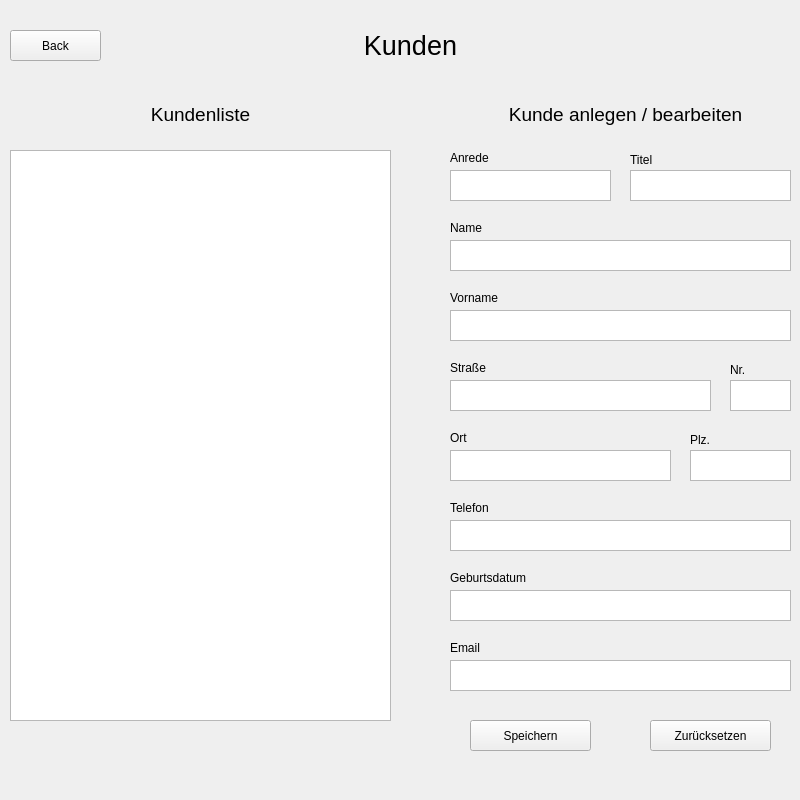
The window that overviewkunde.ui (luis-we/SchulaufgabePRO) describes before a commit, drawn with Qt 5.
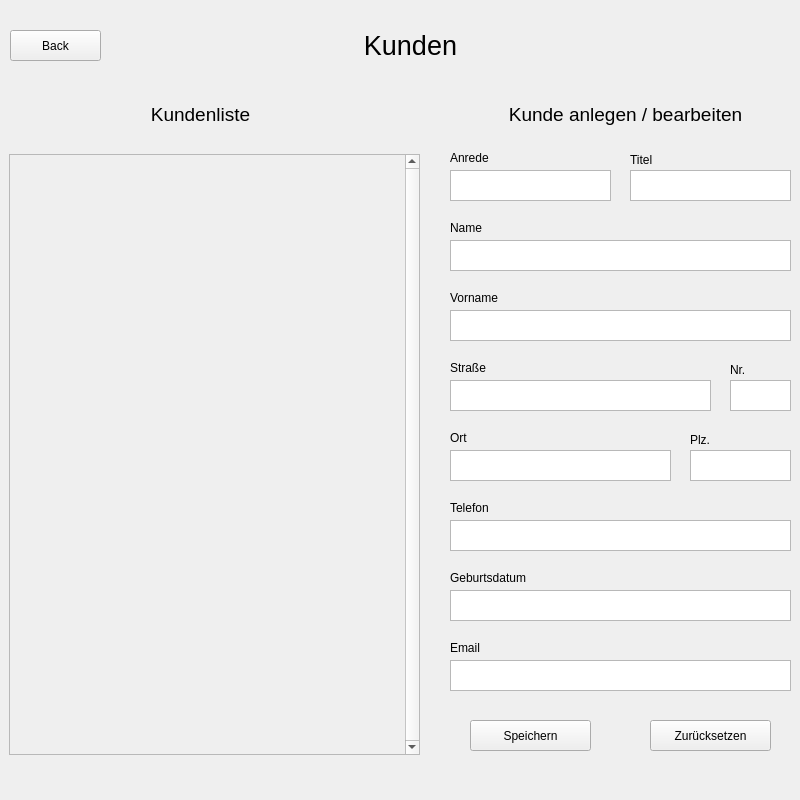
The same window after the commit.

Commit message: added scroll area test

```diff
--- a/overviewkunde.ui
+++ b/overviewkunde.ui
@@ -50,16 +50,6 @@
     <set>Qt::AlignCenter</set>
    </property>
   </widget>
-  <widget class="QListView" name="listView">
-   <property name="geometry">
-    <rect>
-     <x>10</x>
-     <y>150</y>
-     <width>381</width>
-     <height>571</height>
-    </rect>
-   </property>
-  </widget>
   <widget class="QTextBrowser" name="salutation">
    <property name="geometry">
     <rect>
@@ -381,6 +371,35 @@
     </rect>
    </property>
   </widget>
+  <widget class="QScrollArea" name="scrollArea">
+   <property name="geometry">
+    <rect>
+     <x>9</x>
+     <y>154</y>
+     <width>411</width>
+     <height>601</height>
+    </rect>
+   </property>
+   <property name="verticalScrollBarPolicy">
+    <enum>Qt::ScrollBarAlwaysOn</enum>
+   </property>
+   <property name="horizontalScrollBarPolicy">
+    <enum>Qt::ScrollBarAsNeeded</enum>
+   </property>
+   <property name="widgetResizable">
+    <bool>true</bool>
+   </property>
+   <widget class="QWidget" name="customers">
+    <property name="geometry">
+     <rect>
+      <x>0</x>
+      <y>0</y>
+      <width>392</width>
+      <height>599</height>
+     </rect>
+    </property>
+   </widget>
+  </widget>
  </widget>
  <resources/>
  <connections/>
```
The commit also changes 1 other file.
